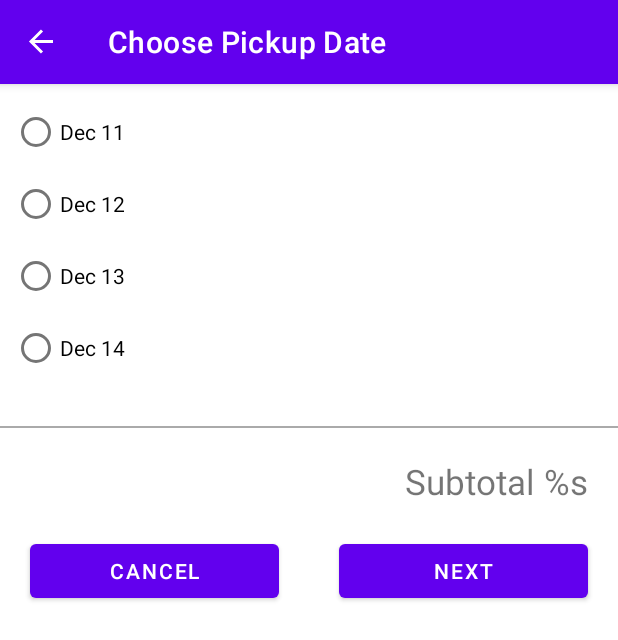
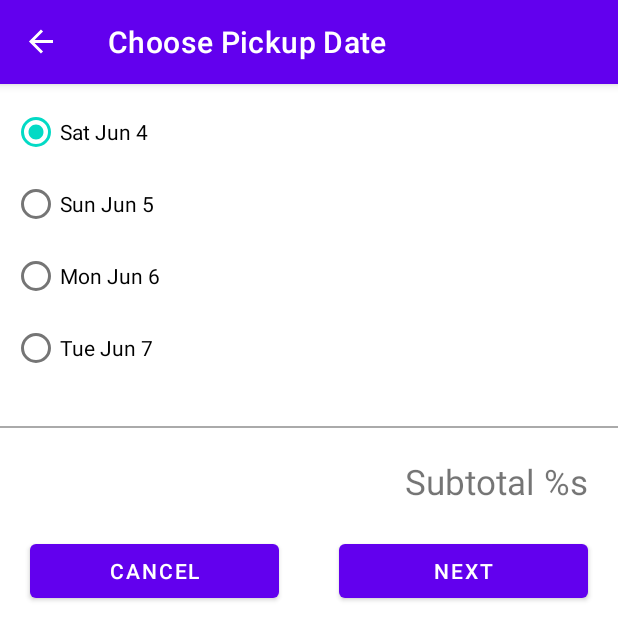
Before and after one commit to gogamid/Cupcake, an Android app: the FlavorFragment screen opened through its navigation route, after a tap on "NEXT", on a phone screen of 412 x 824 dp. Shown: the top 640 px of the screen. Run offline under Robolectric (Android 15) with nearby library versions, the phone set to English and light mode, and no system bars; our stand-ins replace data binding, navigation-ui.

Commit message:
feat: use binding expressions for radio buttons for pickup date

```diff
--- a/app/src/main/java/com/example/cupcake/fragments/PickupDateFragment.kt
+++ b/app/src/main/java/com/example/cupcake/fragments/PickupDateFragment.kt
@@ -6,20 +6,30 @@ import android.view.LayoutInflater
 import android.view.View
 import android.view.ViewGroup
 import android.widget.Button
+import androidx.databinding.DataBindingUtil
+import androidx.fragment.app.activityViewModels
 import androidx.navigation.fragment.findNavController
 import com.example.cupcake.R
+import com.example.cupcake.databinding.FragmentFlavorBinding
+import com.example.cupcake.databinding.FragmentPickupDateBinding
+import com.example.cupcake.model.OrderViewModel
 
 class PickupDateFragment : Fragment() {
+
+  private val sharedViewModel: OrderViewModel by activityViewModels()
+  private lateinit var binding: FragmentPickupDateBinding
 
   override fun onCreateView(
     inflater: LayoutInflater, container: ViewGroup?,
     savedInstanceState: Bundle?
-  ): View? {
-    // Inflate the layout for this fragment
-    return inflater.inflate(R.layout.fragment_pickup_date, container, false)
+  ): View {
+    binding = DataBindingUtil.inflate(inflater, R.layout.fragment_pickup_date, container, false)
+    return binding.root
   }
 
   override fun onViewCreated(view: View, savedInstanceState: Bundle?) {
+    binding.viewModel = sharedViewModel
+    binding.lifecycleOwner = viewLifecycleOwner
     view.findViewById<Button>(R.id.next_button).setOnClickListener { goToNextScreen() }
   }
 
--- a/app/src/main/java/com/example/cupcake/model/OrderViewModel.kt
+++ b/app/src/main/java/com/example/cupcake/model/OrderViewModel.kt
@@ -4,19 +4,23 @@ import android.util.Log
 import androidx.lifecycle.LiveData
 import androidx.lifecycle.MutableLiveData
 import androidx.lifecycle.ViewModel
+import java.text.SimpleDateFormat
+import java.util.*
 
 class OrderViewModel : ViewModel() {
-  private val _quantity = MutableLiveData(0)
+  private val _quantity = MutableLiveData<Int>()
   val quantity: LiveData<Int> = _quantity
 
-  private val _flavor = MutableLiveData("")
+  private val _flavor = MutableLiveData<String>()
   val flavor: LiveData<String> = _flavor
 
-  private val _date = MutableLiveData("")
+  private val _date = MutableLiveData<String>()
   val date: LiveData<String> = _date
 
-  private val _price = MutableLiveData(0.0)
+  private val _price = MutableLiveData<Double>()
   val price: LiveData<Double> = _price
+
+  val dateOptions = getPickupOptions()
 
   fun setQuantity(quantity: Int) {
     _quantity.value = quantity
@@ -24,7 +28,6 @@ class OrderViewModel : ViewModel() {
 
   fun setFlavor(flavor: String) {
     _flavor.value = flavor
-    Log.d("test", "Flavor has been set to ${_flavor.value}")
   }
 
   fun setDate(date: String) {
@@ -34,4 +37,26 @@ class OrderViewModel : ViewModel() {
   fun hasNoFlavorSet(): Boolean {
     return _flavor.value.isNullOrEmpty()
   }
+
+  private fun getPickupOptions(): List<String> {
+    val options = mutableListOf<String>()
+    val formatter = SimpleDateFormat("E MMM d", Locale.getDefault())
+    val calendar = Calendar.getInstance()
+    repeat(4) {
+      options.add(formatter.format(calendar.time))
+      calendar.add(Calendar.DATE, 1)
+    }
+    return options
+  }
+
+  fun resetOrder() {
+    _quantity.value = 0
+    _flavor.value = ""
+    _date.value = dateOptions[0]
+    _price.value = 0.0
+  }
+
+  init {
+    resetOrder()
+  }
 }
--- a/app/src/main/res/layout/fragment_pickup_date.xml
+++ b/app/src/main/res/layout/fragment_pickup_date.xml
@@ -1,8 +1,17 @@
 <?xml version="1.0" encoding="utf-8"?>
 
-<ScrollView xmlns:android="http://schemas.android.com/apk/res/android"
+<layout xmlns:android="http://schemas.android.com/apk/res/android"
     xmlns:app="http://schemas.android.com/apk/res-auto"
-    xmlns:tools="http://schemas.android.com/tools"
+    xmlns:tools="http://schemas.android.com/tools">
+
+    <data>
+
+        <variable
+            name="viewModel"
+            type="com.example.cupcake.model.OrderViewModel" />
+    </data>
+
+    <ScrollView
         android:layout_width="match_parent"
         android:layout_height="match_parent"
         tools:context=".fragments.PickupDateFragment">
@@ -23,25 +32,37 @@
                     android:id="@+id/date_1"
                     android:layout_width="match_parent"
                     android:layout_height="wrap_content"
-                android:text="Dec 11" />
+                    android:checked="@{viewModel.date.equals(viewModel.dateOptions[0])}"
+                    android:onClick="@{() -> viewModel.setDate(viewModel.dateOptions[0])}"
+                    android:text="@{viewModel.dateOptions[0]}"
+                    tools:text="Dec 13" />
 
                 <RadioButton
                     android:id="@+id/date_2"
                     android:layout_width="match_parent"
                     android:layout_height="wrap_content"
-                android:text="Dec 12" />
+                    android:checked="@{viewModel.date.equals(viewModel.dateOptions[1])}"
+                    android:onClick="@{() -> viewModel.setDate(viewModel.dateOptions[1])}"
+                    android:text="@{viewModel.dateOptions[1]}"
+                    tools:text="Dec 13" />
 
                 <RadioButton
                     android:id="@+id/date_3"
                     android:layout_width="match_parent"
                     android:layout_height="wrap_content"
-                android:text="Dec 13" />
+                    android:checked="@{viewModel.date.equals(viewModel.dateOptions[2])}"
+                    android:onClick="@{() -> viewModel.setDate(viewModel.dateOptions[2])}"
+                    android:text="@{viewModel.dateOptions[2]}"
+                    tools:text="Dec 14" />
 
                 <RadioButton
                     android:id="@+id/date_4"
                     android:layout_width="match_parent"
                     android:layout_height="wrap_content"
-                android:text="Dec 14" />
+                    android:checked="@{viewModel.date.equals(viewModel.dateOptions[3])}"
+                    android:onClick="@{() -> viewModel.setDate(viewModel.dateOptions[3])}"
+                    android:text="@{viewModel.dateOptions[3]}"
+                    tools:text="Dec 15" />
             </RadioGroup>
 
             <View
@@ -84,3 +105,4 @@
                 app:layout_constraintTop_toBottomOf="@+id/subtotal_tv" />
         </androidx.constraintlayout.widget.ConstraintLayout>
     </ScrollView>
+</layout>
```
Lines whose indentation alone changed are shown as unchanged.
